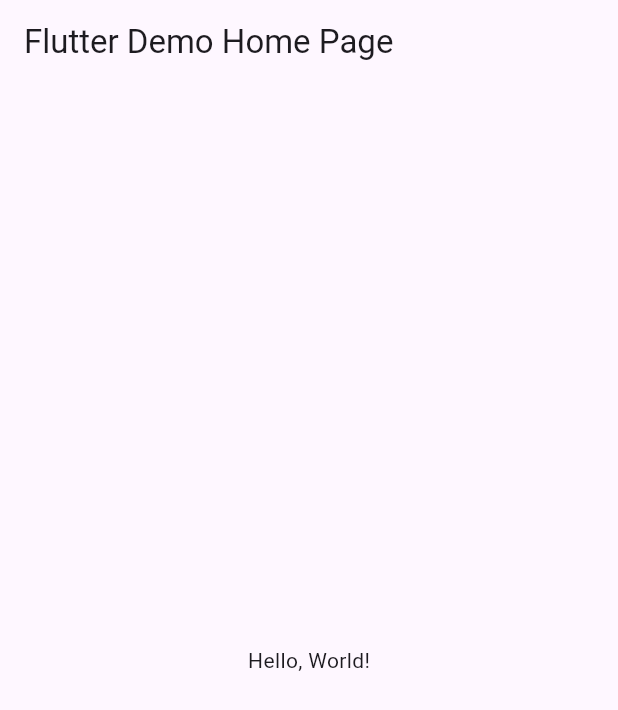
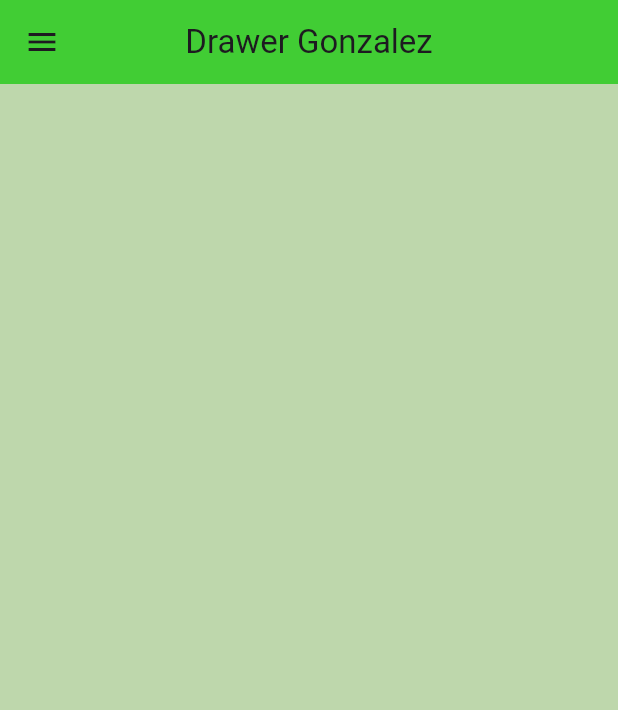
Before and after one commit to LGonzalezMendoza/mydrawer, a Flutter app: the screen it shows after launch, on a phone screen of 412 x 824 dp. Shown: the top 710 px of the screen. Run offline on Flutter 3.47's test engine with Material 3 defaults, Android fonts, the phone set to English and light mode, and no system bars.

```diff
--- a/lib/main.dart
+++ b/lib/main.dart
@@ -1,41 +1,105 @@
 import 'package:flutter/material.dart';
+import 'package:flutter/rendering.dart';
 
-void main() => runApp(MyApp());
+void main() => runApp(const MiDrawerLeo());
 
-class MyApp extends StatelessWidget {
-  const MyApp({super.key});
-  // This widget is the root of your application.
+class MiDrawerLeo extends StatelessWidget {
+  const MiDrawerLeo({Key? key}) : super(key: key);
+
   @override
   Widget build(BuildContext context) {
     return MaterialApp(
-      // Application name
-      title: 'Flutter Hello World',
-      // Application theme data, you can set the colors for the application as
-      // you want
-      theme: ThemeData(
-        // useMaterial3: true,
-        primarySwatch: Colors.blue,
-      ),
-      // A widget which will be started on application startup
-      home: MyHomePage(title: 'Flutter Demo Home Page'),
-    );
-  }
-}
-
-class MyHomePage extends StatelessWidget {
-  final String title;
-  const MyHomePage({super.key, required this.title});
-
-  @override
-  Widget build(BuildContext context) {
-    return Scaffold(
-      appBar: AppBar(
-        // The title text which will be shown on the action bar
-        title: Text(title),
-      ),
-      body: Center(
-        child: Text(
-          'Hello, World!',
+      debugShowCheckedModeBanner: false,
+      home: Scaffold(
+        appBar: AppBar(
+          title: const Text("Drawer Gonzalez"),
+          centerTitle: true,
+          backgroundColor: Color(0xff41cd34),
+        ),
+        backgroundColor: Color(0xffbed7ac),
+        drawer: Drawer(
+          child: ListView(
+            children: [
+              const UserAccountsDrawerHeader(
+                accountName: Text("Guitar Music Shop.com"),
+                accountEmail: Text("a.21308051280490@cbtis128.edu.mx"),
+                currentAccountPicture: CircleAvatar(
+                  backgroundImage: NetworkImage(
+                      "https://avatars.githubusercontent.com/u/143547970?v=4"),
+                ),
+                decoration: BoxDecoration(
+                  image: DecorationImage(
+                    image: NetworkImage(
+                      "https://www.malaga8.com/modules/dbblog/views/img/post/Resumen%202022%20-%20Tienda%20de%20instrumentos%20musicales%20en%20madrid.jpg",
+                    ),
+                    fit: BoxFit.fill,
+                  ),
+                ),
+                otherAccountsPictures: [
+                  CircleAvatar(
+                    backgroundColor: Colors.white,
+                    backgroundImage: NetworkImage(
+                        "https://encrypted-tbn0.gstatic.com/images?q=tbn:ANd9GcRy6frC3fabgsLTYeM2PonszJU9gx4q2bb2rVRih3uitg&s"),
+                  ),
+                  CircleAvatar(
+                    backgroundColor: Colors.white,
+                    backgroundImage: NetworkImage(
+                        "https://i.pinimg.com/736x/68/95/9d/68959dc3841debc88d54b5ca2eea2939.jpg"),
+                  ),
+                ],
+              ),
+              const ListTile(
+                leading: Icon(
+                  Icons.account_box_sharp,
+                  color: Colors.pink,
+                ),
+                title: Text(
+                  "Usuarios",
+                  style: TextStyle(fontWeight: FontWeight.bold),
+                ),
+              ),
+              const ListTile(
+                leading: Icon(
+                  Icons.wifi_tethering_error_rounded_sharp,
+                  color: Color(0xffc11ee9),
+                ),
+                title: Text(
+                  "Empleados",
+                  style: TextStyle(fontWeight: FontWeight.bold),
+                ),
+              ),
+              ListTile(
+                leading: Icon(
+                  Icons.car_crash_outlined,
+                  color: Color(0xff1ee99c),
+                ),
+                title: Text(
+                  "Pedidos",
+                  style: TextStyle(fontWeight: FontWeight.bold),
+                ),
+              ),
+              ListTile(
+                leading: Icon(
+                  Icons.source_sharp,
+                  color: Color(0xffe9d51e),
+                ),
+                title: Text(
+                  "Sucursales",
+                  style: TextStyle(fontWeight: FontWeight.bold),
+                ),
+              ),
+              ListTile(
+                leading: Icon(
+                  Icons.production_quantity_limits,
+                  color: Color(0xffe91eac),
+                ),
+                title: Text(
+                  "Productos",
+                  style: TextStyle(fontWeight: FontWeight.bold),
+                ),
+              ),
+            ],
+          ),
         ),
       ),
     );
```
